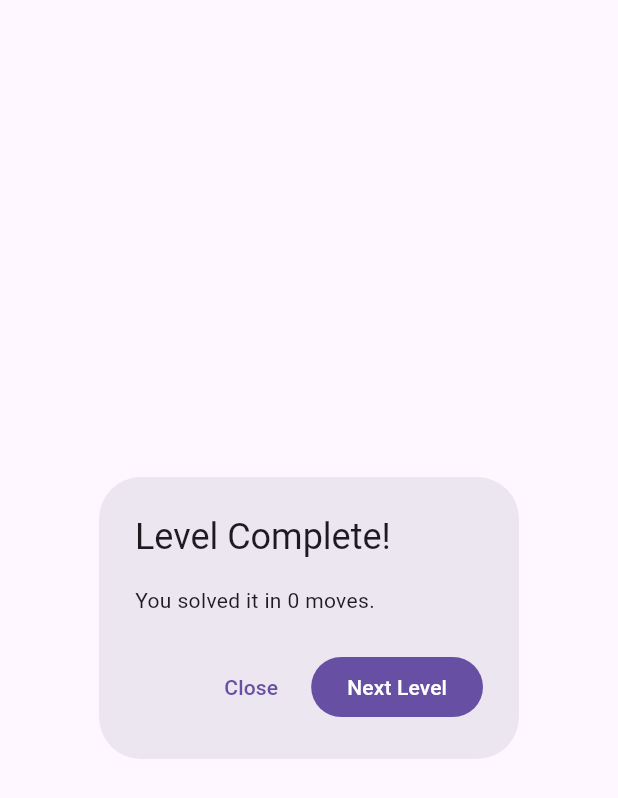
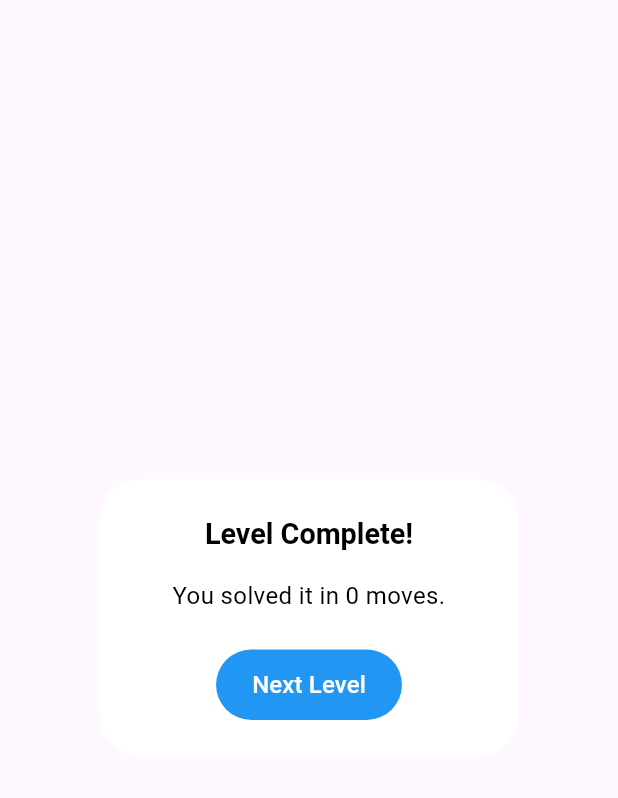
Before and after one commit to RieckA2306/slide_escape, a Flutter app: the WinDialog widget shown alone on an empty page, opened directly with empty values, on a phone screen of 412 x 824 dp. Shown: the top 798 px of the screen. Run offline on Flutter 3.47's test engine with Material 3 defaults, Android fonts, the light colour scheme and no system bars; our stand-ins replace flutter_riverpod, shared_preferences; accounts and stored records are empty.

Commit message:
Win dialog adjusted

```diff
--- a/lib/features/game/game_screen.dart
+++ b/lib/features/game/game_screen.dart
@@ -72,6 +72,17 @@ class _GameScreenState extends ConsumerState<GameScreen> {
       barrierDismissible: false, // Prevents closing by clicking outside the dialog.
       builder: (_) => WinDialog(
         moves: moves,
+        // HIER kannst du die Farbe und Transparenz einstellen
+        backgroundColor: Colors.white,
+        opacity: 0.9,
+
+        // --- NEUE ANPASSUNGEN ---
+        fontSize: 18.0,
+        // Dunkelgrauer Text
+        textColor: const Color(0xFF333333),
+        // Gold/Orange Button
+        buttonColor: const Color(0xFFFFC107),
+
         onNext: () {
           // Close the dialog and navigate back to the level map.
           Navigator.of(context).pop();
--- a/lib/features/game/widgets/win_dialog.dart
+++ b/lib/features/game/widgets/win_dialog.dart
@@ -4,24 +4,65 @@ class WinDialog extends StatelessWidget {
   final int moves;
   final VoidCallback onNext;
 
-  const WinDialog({super.key, required this.moves, required this.onNext});
+  // Parameter für Anpassbarkeit
+  final Color backgroundColor;
+  final double opacity;
+  final Color buttonColor;
+  final Color textColor;
+  final double fontSize;
+
+  const WinDialog({
+    super.key,
+    required this.moves,
+    required this.onNext,
+    this.backgroundColor = Colors.white, // Standardwert
+    this.opacity = 1.0,                  // Standardwert
+    this.buttonColor = Colors.blue,      // Standardwert
+    this.textColor = Colors.black,       // Standardwert
+    this.fontSize = 16.0,                // Standardwert
+  });
 
   @override
   Widget build(BuildContext context) {
+    // Basis-Style für den Text
+    final textStyle = TextStyle(
+      color: textColor,
+      fontSize: fontSize,
+    );
+
     return AlertDialog(
-      title: const Text('Level Complete!'),
-      content: Text('You solved it in $moves moves.'),
+      // Farbe und Transparenz anwenden
+      backgroundColor: backgroundColor.withValues(alpha: opacity),
+
+      // Buttons zentrieren
+      actionsAlignment: MainAxisAlignment.center,
+
+      title: Text(
+        'Level Complete!',
+        textAlign: TextAlign.center,
+        // Titel etwas größer als der Rest
+        style: textStyle.copyWith(fontWeight: FontWeight.bold, fontSize: fontSize * 1.2),
+      ),
+      content: Text(
+        'You solved it in $moves moves.',
+        textAlign: TextAlign.center,
+        style: textStyle,
+      ),
       actions: [
-        TextButton(
-          onPressed: () => Navigator.of(context).pop(),
-          child: const Text('Close'),
-        ),
         FilledButton(
           onPressed: () {
             Navigator.of(context).pop();
             onNext();
           },
-          child: const Text('Next Level'),
+          style: FilledButton.styleFrom(
+            backgroundColor: buttonColor, // Button-Farbe
+            padding: const EdgeInsets.symmetric(horizontal: 24, vertical: 12),
+          ),
+          child: Text(
+            'Next Level',
+            // Button-Textgröße anpassen (Farbe bleibt meist weiß für Kontrast)
+            style: TextStyle(fontSize: fontSize),
+          ),
         ),
       ],
     );
```
